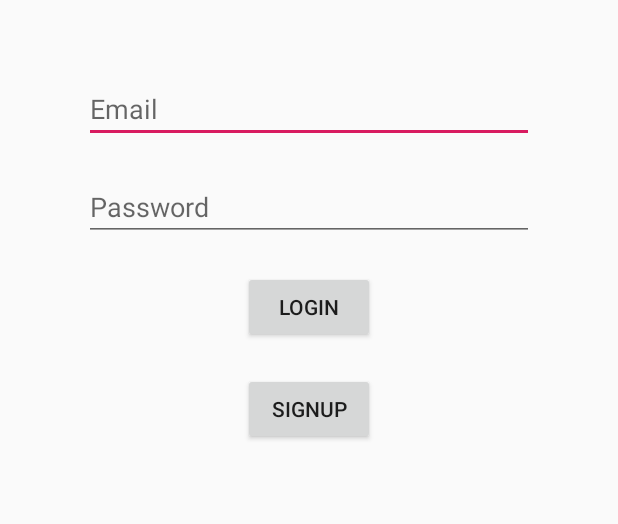
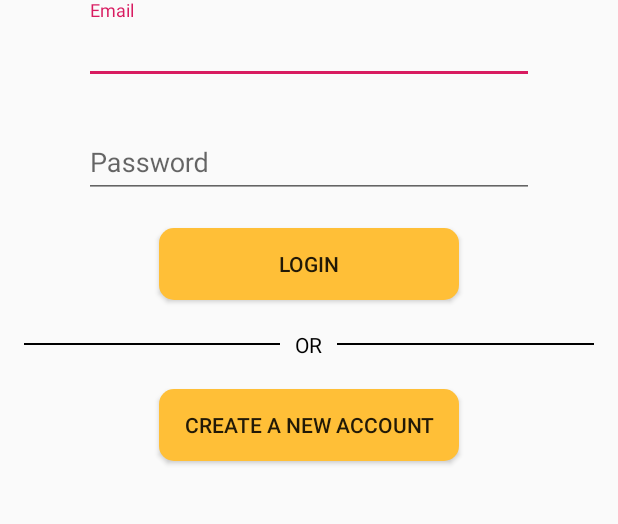
Before and after one commit to osamabutt1097/SeekhLoo, an Android app: the LoginActivity screen opened directly, with no data from a screen before it, on a phone screen of 412 x 824 dp, the part 300-824 px from its top. Run offline under Robolectric (Android 15) with nearby library versions, the light colour scheme and no system bars; our stand-ins replace Firebase (no records; nobody signed in at launch, a user with empty details on screens opened directly).

Commit message:
Color Scheme changing

```diff
--- a/app/src/main/java/com/example/osamanadeem/seekhloo/MainActivity.java
+++ b/app/src/main/java/com/example/osamanadeem/seekhloo/MainActivity.java
@@ -39,7 +39,7 @@ public class MainActivity extends AppCompatActivity {
             @Override
             public void run() {
                 /* Create an Intent that will start the Menu-Activity. */
-                Intent mainIntent = new Intent(MainActivity.this,AdminPanelActivity.class);
+                Intent mainIntent = new Intent(MainActivity.this,LoginActivity.class);
                 startActivity(mainIntent);
                 finish();
             }
--- /dev/null
+++ b/app/src/main/res/drawable/roundedbutton.xml
@@ -0,0 +1,9 @@
+<?xml version="1.0" encoding="utf-8"?>
+<shape xmlns:android="http://schemas.android.com/apk/res/android" android:shape="rectangle" android:padding="10dp">
+    <solid android:color="@color/colorPrimary"/> <!-- this one is ths color of the Rounded Button -->
+    <corners
+        android:bottomRightRadius="10dp"
+        android:bottomLeftRadius="10dp"
+        android:topLeftRadius="10dp"
+        android:topRightRadius="10dp"/>
+</shape>
--- a/app/src/main/res/layout/activity_login.xml
+++ b/app/src/main/res/layout/activity_login.xml
@@ -7,6 +7,7 @@
     tools:context=".LoginActivity"
     android:orientation="vertical">
 
+
     <ImageView
         android:layout_width="200dp"
         android:layout_height="150dp"
@@ -14,43 +15,100 @@
         android:layout_marginTop="50dp"
         android:layout_gravity="center_horizontal"/>
 
-    <EditText
+
+<com.google.android.material.textfield.TextInputLayout
+    android:layout_width="wrap_content"
+    android:layout_height="wrap_content"
+    android:layout_gravity="center_horizontal"
+    android:backgroundTint="@color/colorPrimary"
+    >
+    <com.google.android.material.textfield.TextInputEditText
         android:layout_width="300dp"
         android:layout_height="wrap_content"
         android:id="@+id/emailLogin"
         android:layout_gravity="center_horizontal"
         android:layout_marginTop="50dp"
         android:inputType="textEmailAddress"
-        android:hint="Email"/>
+        android:hint="Email"
+        android:backgroundTint="@color/colorPrimary"
+        />
 
+</com.google.android.material.textfield.TextInputLayout>
 
-    <EditText
+    <com.google.android.material.textfield.TextInputLayout
+        android:layout_width="wrap_content"
+        android:layout_height="wrap_content"
+        android:layout_gravity="center_horizontal"
+        android:layout_marginTop="20dp"
+        android:backgroundTint="@color/colorPrimary"
+        >
+    <com.google.android.material.textfield.TextInputEditText
         android:layout_width="300dp"
         android:layout_height="wrap_content"
         android:id="@+id/passwordLogin"
         android:inputType="textPassword"
         android:layout_gravity="center_horizontal"
-        android:layout_marginTop="20dp"
         android:hint="Password"/>
+
+    </com.google.android.material.textfield.TextInputLayout>
 
 
     <Button
-        android:layout_width="wrap_content"
+        android:layout_width="200dp"
         android:layout_height="wrap_content"
         android:layout_gravity="center_horizontal"
         android:text="Login"
         android:id="@+id/loginbutton"
         android:layout_marginTop="20dp"
-        android:onClick="Login"/>
+        android:onClick="Login"
+        android:background="@drawable/roundedbutton"/>
+    <RelativeLayout
+        android:layout_marginTop="20dp"
+        android:layout_width="match_parent"
+        android:layout_height="wrap_content"
+        android:layout_centerVertical="true">
+
+        <TextView
+            android:id="@+id/tvText"
+            android:layout_width="wrap_content"
+            android:layout_height="wrap_content"
+            android:layout_centerInParent="true"
+            android:layout_marginLeft="10dp"
+            android:layout_marginRight="10dp"
+            android:text="OR"
+            android:textColor="@color/textColor"/>
+
+        <View
+            android:layout_width="match_parent"
+            android:layout_height="1dp"
+            android:layout_centerVertical="true"
+            android:layout_marginLeft="16dp"
+            android:layout_toLeftOf="@id/tvText"
+            android:background="@color/textColor"
+            />
+
+        <View
+            android:layout_width="match_parent"
+            android:layout_height="1dp"
+            android:layout_centerVertical="true"
+            android:layout_marginRight="16dp"
+            android:layout_toRightOf="@id/tvText"
+            android:background="@color/textColor"
+            />
+
+    </RelativeLayout>
+
 
     <Button
         android:id="@+id/signupbutton"
-        android:layout_width="wrap_content"
+        android:layout_width="200dp"
         android:layout_height="wrap_content"
-        android:text="SignUp"
+        android:text="Create a new account"
         android:layout_gravity="center_horizontal"
         android:layout_marginTop="20dp"
-        android:onClick="SignUp"/>
+        android:onClick="SignUp"
+        android:background="@drawable/roundedbutton"
+        />
 
 
 </LinearLayout>
--- a/app/src/main/res/layout/frag_admin_postnewsletter.xml
+++ b/app/src/main/res/layout/frag_admin_postnewsletter.xml
@@ -11,6 +11,7 @@
         android:layout_width="90dp"
         android:layout_height="90dp"
         android:layout_marginTop="20dp"
+        android:layout_marginBottom="3dp"
         android:layout_gravity="center"
         android:src="@drawable/camera"
         android:clickable="true"
--- a/app/src/main/res/values/styles.xml
+++ b/app/src/main/res/values/styles.xml
@@ -6,6 +6,7 @@
         <item name="colorPrimary">@color/colorPrimary</item>
         <item name="colorPrimaryDark">@color/colorPrimaryDark</item>
         <item name="colorAccent">@color/colorAccent</item>
+        <item name="android:navigationBarColor">@color/colorPrimary</item>
     </style>
 
 </resources>
```
Also changed, not shown: app/src/main/AndroidManifest.xml (+9 -2 lines), app/src/main/java/com/example/osamanadeem/seekhloo/Frag_AdminPostNewsletter.java (+6 -3 lines), app/src/main/java/com/example/osamanadeem/seekhloo/SignupActivity.java (added, +33 -0 lines), app/src/main/res/layout/activity_signup.xml (added, +26 -0 lines), app/src/main/res/menu/toolbar_signup.xml (added, +7 -0 lines).
